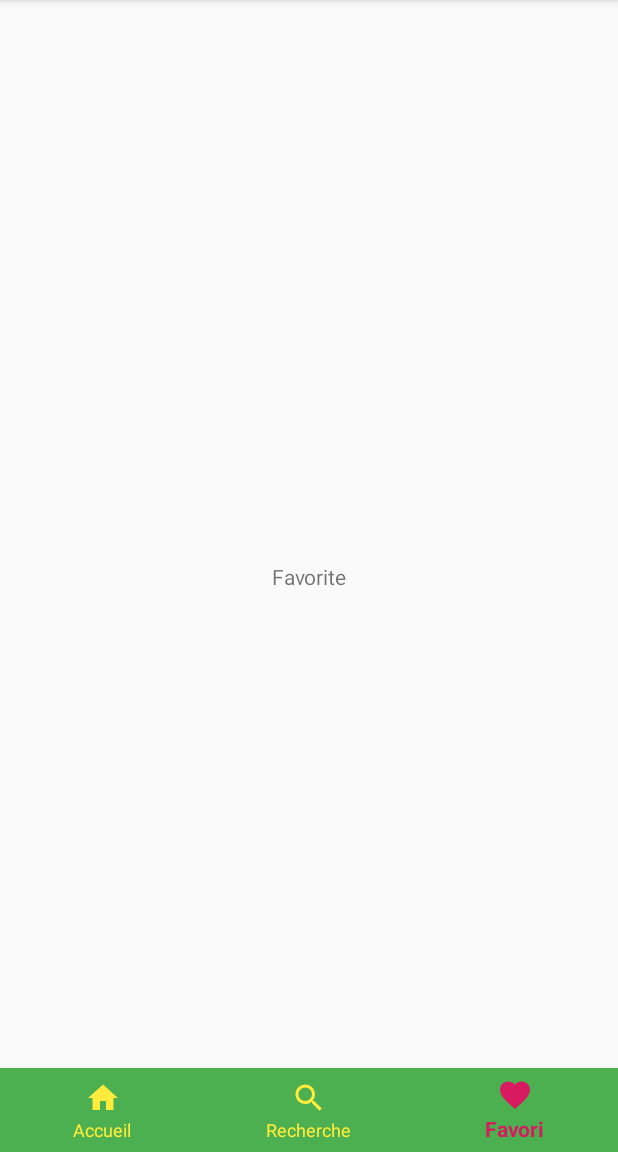
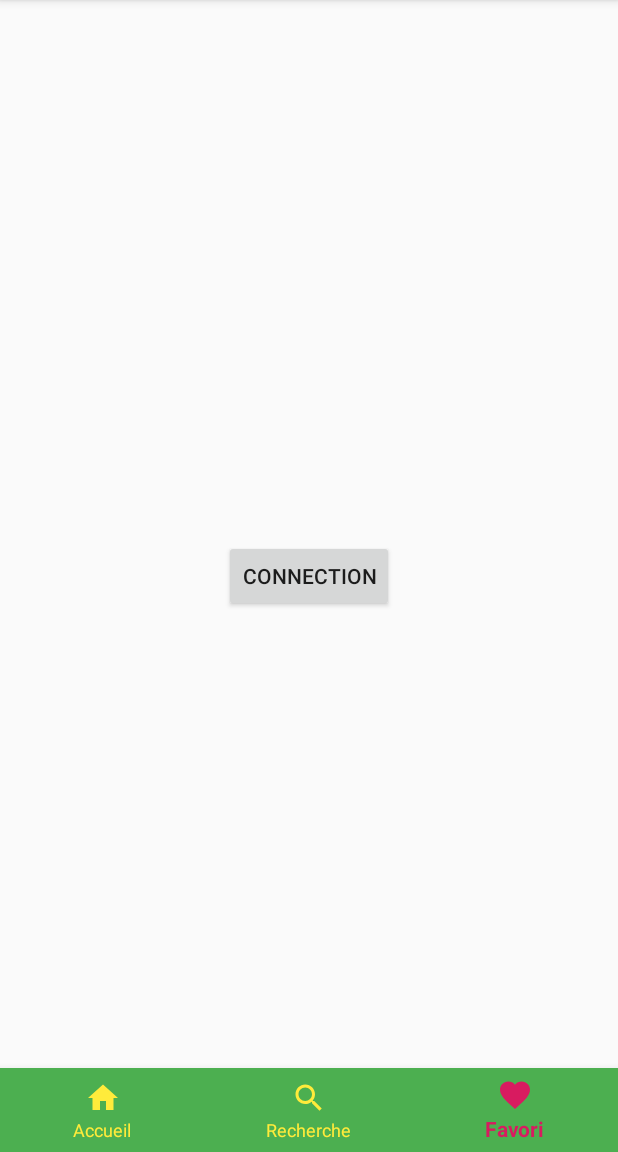
Before and after one commit to Maxouuille/MariaJeanne, an Android app: the FavoriteActivity screen opened directly, with no data from a screen before it, on a phone screen of 412 x 824 dp, the part 84-1236 px from its top. Run offline under Robolectric (Android 15) with nearby library versions, the phone set to English and light mode, and no system bars.

```diff
--- a/app/src/main/java/com/example/mariajeanne/views/ui/FavoriteActivity.java
+++ b/app/src/main/java/com/example/mariajeanne/views/ui/FavoriteActivity.java
@@ -1,21 +1,25 @@
 package com.example.mariajeanne.views.ui;
 
 import android.content.Intent;
+import android.os.Bundle;
 import android.support.annotation.NonNull;
 import android.support.design.widget.BottomNavigationView;
 import android.support.v7.app.AppCompatActivity;
-import android.os.Bundle;
 import android.view.MenuItem;
+import android.widget.Button;
 
 import com.example.mariajeanne.R;
 import com.example.mariajeanne.views.contract.IFavoriteActivity;
 
 public class FavoriteActivity extends AppCompatActivity implements IFavoriteActivity {
 
+    Button connectionBtn;
+    //GoogleSignInClient mGoogleSignInClient;
+
     private BottomNavigationView.OnNavigationItemSelectedListener navigationItemSelectedListener = new BottomNavigationView.OnNavigationItemSelectedListener() {
         @Override
         public boolean onNavigationItemSelected(@NonNull MenuItem item) {
-            switch (item.getItemId()){
+            switch (item.getItemId()) {
                 case R.id.action_home:
                     Intent intentMain = new Intent(FavoriteActivity.this, MainActivity.class);
                     startActivity(intentMain);
@@ -37,6 +41,14 @@ public class FavoriteActivity extends AppCompatActivity implements IFavoriteActi
     protected void onCreate(Bundle savedInstanceState) {
         super.onCreate(savedInstanceState);
         setContentView(R.layout.activity_favorite);
+        /*connectionBtn = findViewById(R.id.activity_favorite_connection_btn);
+        connectionBtn.setOnClickListener(v -> {
+            GoogleSignInOptions gso = new GoogleSignInOptions.Builder(GoogleSignInOptions.DEFAULT_SIGN_IN)
+                    .requestEmail()
+                    .build();
+            mGoogleSignInClient = GoogleSignIn.getClient(this, gso);
+
+        });*/
         BottomNavigationView bottomNavigationView = findViewById(R.id.bottom_navigation_bar);
         bottomNavigationView.setOnNavigationItemSelectedListener(navigationItemSelectedListener);
         bottomNavigationView.setSelectedItemId(R.id.action_favorite);
--- a/app/src/main/res/layout/activity_favorite.xml
+++ b/app/src/main/res/layout/activity_favorite.xml
@@ -6,10 +6,11 @@
     android:layout_height="match_parent"
     tools:context=".views.ui.FavoriteActivity">
 
-    <TextView
+    <Button
         android:layout_width="wrap_content"
         android:layout_height="wrap_content"
-        android:text="Favorite"
+        android:id="@+id/activity_favorite_connection_btn"
+        android:text="Connection"
         app:layout_constraintBottom_toBottomOf="parent"
         app:layout_constraintLeft_toLeftOf="parent"
         app:layout_constraintRight_toRightOf="parent"
```
